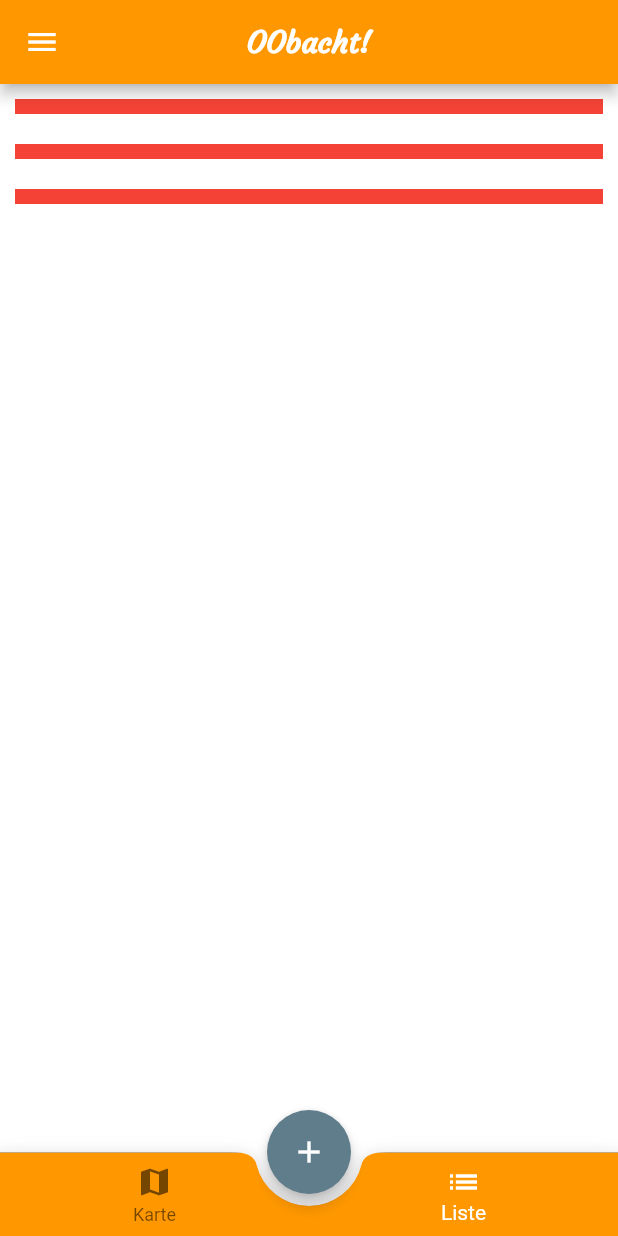
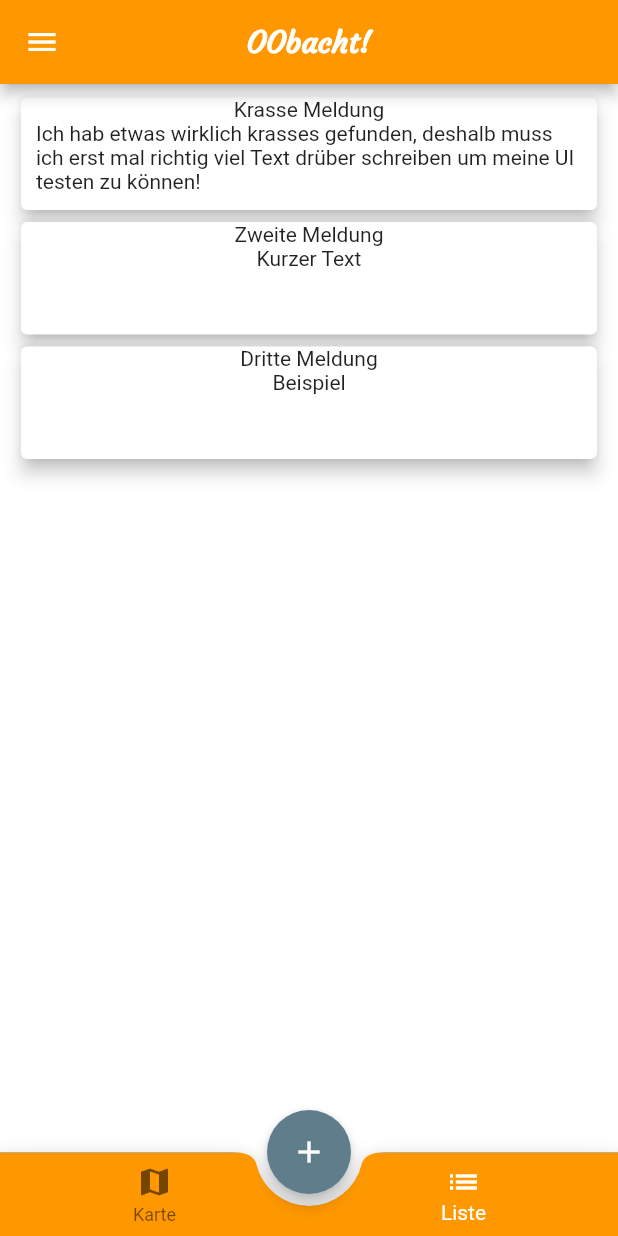
Before and after one commit to KremlingP/OObacht, a Flutter app: the screen it shows once a user with an empty profile is signed in, swiped to page 2, on a phone screen of 412 x 824 dp. Run offline on Flutter 3.47's test engine with Material 2 defaults, Android fonts, the phone set to English and light mode, and no system bars; drawn by our look-alikes of auto_size_text; our stand-ins replace firebase_auth, firebase_core, flutter_signin_button, google_sign_in, shared_preferences; accounts and stored records are empty.

```diff
--- a/lib/screens/main_menu/pages/main_list/components/reports_list_tile.dart
+++ b/lib/screens/main_menu/pages/main_list/components/reports_list_tile.dart
@@ -1,5 +1,7 @@
 import 'package:flutter/material.dart';
 import 'package:oobacht/logic/classes/report.dart';
+import 'package:oobacht/screens/report_details/report_details_screen.dart';
+import 'package:oobacht/utils/navigator_helper.dart' as navigator;
 
 class ReportsListTile extends StatelessWidget {
   final Report data;
@@ -8,10 +10,29 @@ class ReportsListTile extends StatelessWidget {
 
   @override
   Widget build(BuildContext context) {
-    return Container(
-      color: Colors.red,
-      height: 10,
-      margin: const EdgeInsets.all(10),
+    return Padding(
+      padding: const EdgeInsets.symmetric(horizontal: 5.0),
+      child: InkWell(
+        onTap: () => goToReportDetails(context, data),
+        child: Card(
+          elevation: 5.0,
+          child: Container(
+            padding: const EdgeInsets.symmetric(horizontal: 10.0),
+            height: 75,
+            child: Column(
+              children: [
+                Text(data.title),
+                Text(data.description),
+              ],
+            ),
+          ),
+        ),
+      ),
     );
   }
+
+  goToReportDetails(BuildContext context, Report data) {
+    navigator.navigateToNewScreen(
+        newScreen: const ReportDetailsScreen(), context: context);
+  }
 }
--- a/lib/screens/main_menu/pages/main_list/main_list.dart
+++ b/lib/screens/main_menu/pages/main_list/main_list.dart
@@ -17,6 +17,7 @@ class _MainListState extends State<MainList> {
   Widget build(BuildContext context) {
     final theme = Theme.of(context);
     return Container(
+      padding: const EdgeInsets.all(5.0),
       color: theme.colorScheme.background,
       child: ListView.builder(
         itemCount: _mockReports.length,
```
